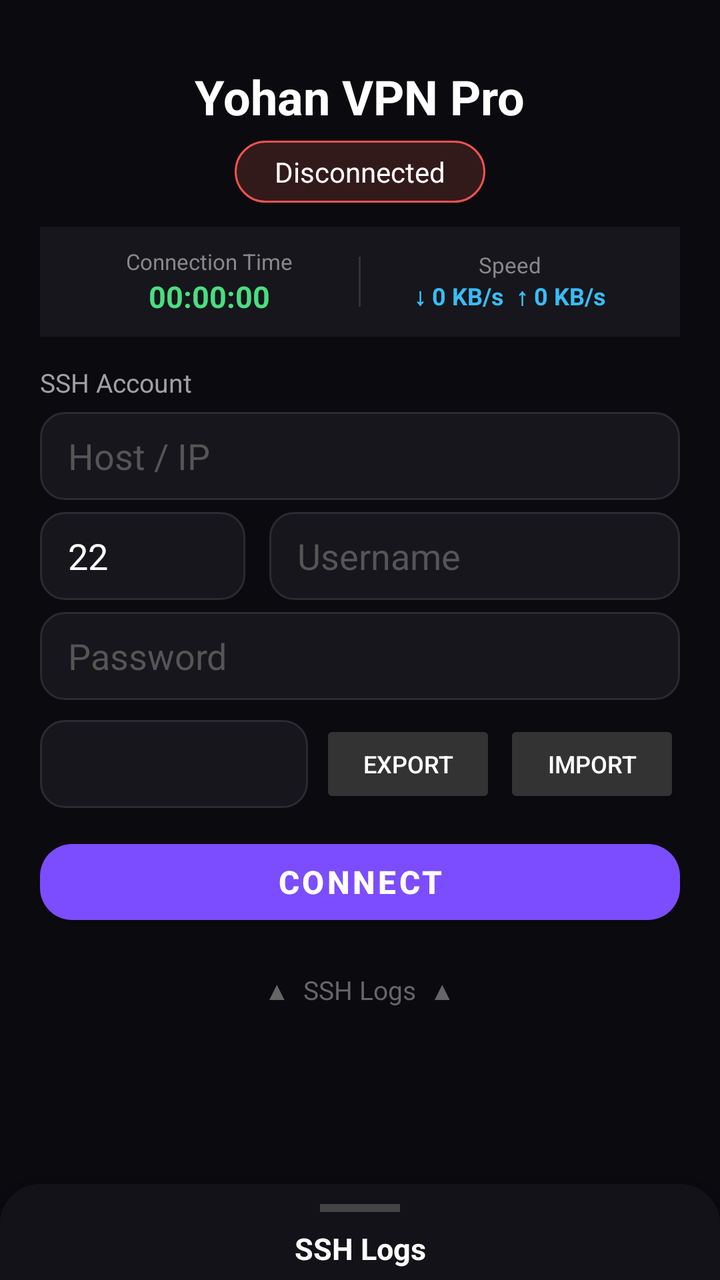
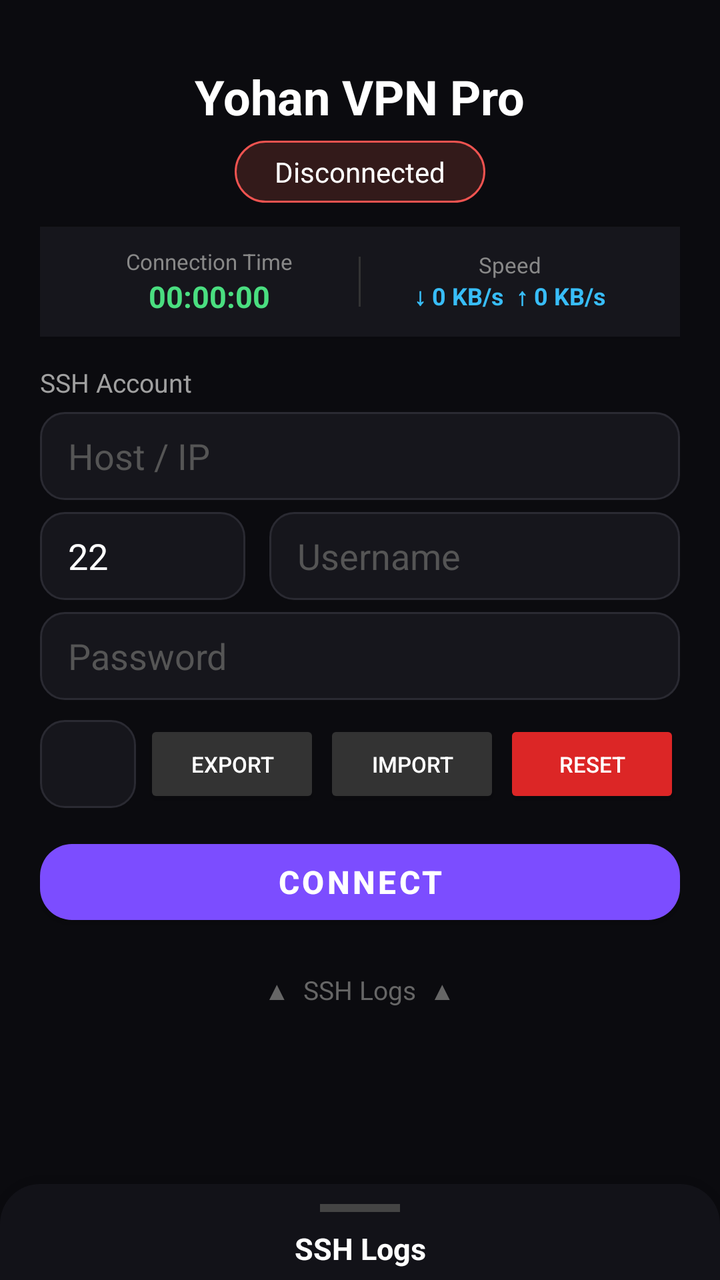

Before-and-after screenshots of an Android layout around one commit, followed by the original layout XML and the change that was made.
<!-- AndroidManifest.xml: application theme Theme.HHHHVPN -->
<!-- res/layout/activity_main.xml -->
<?xml version="1.0" encoding="utf-8"?>
<androidx.coordinatorlayout.widget.CoordinatorLayout
    xmlns:android="http://schemas.android.com/apk/res/android"
    xmlns:app="http://schemas.android.com/apk/res-auto"
    android:layout_width="match_parent"
    android:layout_height="match_parent"
    android:background="#0B0B0F">

    
    <LinearLayout
        android:layout_width="match_parent"
        android:layout_height="match_parent"
        android:orientation="vertical"
        android:padding="20dp"
        android:gravity="center_horizontal">

        
        <TextView
            android:layout_width="wrap_content"
            android:layout_height="wrap_content"
            android:text="Yohan VPN Pro"
            android:textColor="#FFFFFF"
            android:textSize="24sp"
            android:textStyle="bold"
            android:layout_marginTop="12dp"
            android:layout_marginBottom="6dp" />

        
        <TextView
            android:id="@+id/tvStatus"
            android:layout_width="wrap_content"
            android:layout_height="wrap_content"
            android:text="Disconnected"
            android:textColor="#FFFFFF"
            android:textSize="14sp"
            android:background="@drawable/status_pill_disconnected"
            android:paddingHorizontal="20dp"
            android:paddingVertical="6dp"
            android:layout_marginBottom="12dp" />

        
        <LinearLayout
            android:layout_width="match_parent"
            android:layout_height="wrap_content"
            android:orientation="horizontal"
            android:background="#16161C"
            android:padding="10dp"
            android:layout_marginBottom="14dp"
            android:gravity="center"
            android:elevation="2dp">

            <LinearLayout
                android:layout_width="0dp"
                android:layout_weight="1"
                android:layout_height="wrap_content"
                android:orientation="vertical"
                android:gravity="center">
                <TextView
                    android:text="Connection Time"
                    android:textColor="#888888"
                    android:textSize="11sp"
                    android:layout_width="wrap_content"
                    android:layout_height="wrap_content"/>
                <TextView
                    android:id="@+id/tvTimer"
                    android:text="00:00:00"
                    android:textColor="#4ADE80"
                    android:textSize="15sp"
                    android:textStyle="bold"
                    android:layout_width="wrap_content"
                    android:layout_height="wrap_content"/>
            </LinearLayout>

            <View
                android:layout_width="1dp"
                android:layout_height="25dp"
                android:background="#333333"/>

            <LinearLayout
                android:layout_width="0dp"
                android:layout_weight="1"
                android:layout_height="wrap_content"
                android:orientation="vertical"
                android:gravity="center">
                <TextView
                    android:text="Speed"
                    android:textColor="#888888"
                    android:textSize="11sp"
                    android:layout_width="wrap_content"
                    android:layout_height="wrap_content"/>
                <TextView
                    android:id="@+id/tvSpeed"
                    android:text="↓ 0 KB/s  ↑ 0 KB/s"
                    android:textColor="#38BDF8"
                    android:textSize="12sp"
                    android:textStyle="bold"
                    android:layout_width="wrap_content"
                    android:layout_height="wrap_content"/>
            </LinearLayout>
        </LinearLayout>

        
        <TextView
            android:layout_width="match_parent"
            android:layout_height="wrap_content"
            android:text="SSH Account"
            android:textColor="#A0A0A0"
            android:textSize="13sp"
            android:layout_marginBottom="6dp" />

        <EditText
            android:id="@+id/etHost"
            android:layout_width="match_parent"
            android:layout_height="44dp"
            android:hint="Host / IP"
            android:inputType="text"
            android:textColor="#FFFFFF"
            android:textColorHint="#555555"
            android:background="@drawable/edit_bg"
            android:paddingHorizontal="14dp"
            android:layout_marginBottom="6dp"
            android:singleLine="true" />

        <LinearLayout
            android:layout_width="match_parent"
            android:layout_height="wrap_content"
            android:orientation="horizontal"
            android:layout_marginBottom="6dp">

            <EditText
                android:id="@+id/etPort"
                android:layout_width="0dp"
                android:layout_height="44dp"
                android:layout_weight="1"
                android:hint="Port"
                android:inputType="number"
                android:textColor="#FFFFFF"
                android:textColorHint="#555555"
                android:background="@drawable/edit_bg"
                android:paddingHorizontal="14dp"
                android:layout_marginEnd="6dp"
                android:singleLine="true"
                android:text="22" />

            <EditText
                android:id="@+id/etUser"
                android:layout_width="0dp"
                android:layout_height="44dp"
                android:layout_weight="2"
                android:hint="Username"
                android:inputType="text"
                android:textColor="#FFFFFF"
                android:textColorHint="#555555"
                android:background="@drawable/edit_bg"
                android:paddingHorizontal="14dp"
                android:layout_marginStart="6dp"
                android:singleLine="true" />
        </LinearLayout>

        <EditText
            android:id="@+id/etPass"
            android:layout_width="match_parent"
            android:layout_height="44dp"
            android:hint="Password"
            android:inputType="textPassword"
            android:textColor="#FFFFFF"
            android:textColorHint="#555555"
            android:background="@drawable/edit_bg"
            android:paddingHorizontal="14dp"
            android:layout_marginBottom="10dp"
            android:singleLine="true" />

        
        <LinearLayout
            android:layout_width="match_parent"
            android:layout_height="wrap_content"
            android:orientation="horizontal"
            android:layout_marginBottom="12dp">

            <Spinner
                android:id="@+id/spPreset"
                android:layout_width="0dp"
                android:layout_weight="1"
                android:layout_height="44dp"
                android:background="@drawable/edit_bg"
                android:popupBackground="#1C1C22"
                android:layout_marginEnd="6dp" />

            <Button
                android:id="@+id/btnExport"
                android:layout_width="wrap_content"
                android:layout_height="44dp"
                android:text="Export"
                android:textColor="#FFFFFF"
                android:textSize="12sp"
                android:backgroundTint="#333333"
                android:layout_marginEnd="4dp" />

            <Button
                android:id="@+id/btnImport"
                android:layout_width="wrap_content"
                android:layout_height="44dp"
                android:text="Import"
                android:textColor="#FFFFFF"
                android:textSize="12sp"
                android:backgroundTint="#333333" />
        </LinearLayout>

        
        <com.google.android.material.button.MaterialButton
            android:id="@+id/btnToggle"
            android:layout_width="match_parent"
            android:layout_height="50dp"
            android:text="CONNECT"
            android:textSize="16sp"
            android:textStyle="bold"
            android:textColor="#FFFFFF"
            app:backgroundTint="#7C4DFF"
            app:cornerRadius="16dp"
            android:layout_marginBottom="14dp" />

        
        <TextView
            android:id="@+id/tvLogsHint"
            android:layout_width="wrap_content"
            android:layout_height="wrap_content"
            android:text="▲  SSH Logs  ▲"
            android:textColor="#666666"
            android:textSize="13sp"
            android:padding="6dp" />

    </LinearLayout>

    
    <LinearLayout
        android:id="@+id/logsPanel"
        android:layout_width="match_parent"
        android:layout_height="320dp"
        android:orientation="vertical"
        android:background="@drawable/logs_panel_bg"
        android:elevation="16dp"
        app:layout_behavior="com.google.android.material.bottomsheet.BottomSheetBehavior"
        app:behavior_peekHeight="48dp"
        app:behavior_hideable="false">

        
        <View
            android:layout_width="40dp"
            android:layout_height="4dp"
            android:background="#444444"
            android:layout_gravity="center_horizontal"
            android:layout_marginTop="10dp"
            android:layout_marginBottom="8dp" />

        <TextView
            android:layout_width="match_parent"
            android:layout_height="wrap_content"
            android:text="SSH Logs"
            android:textColor="#FFFFFF"
            android:textStyle="bold"
            android:textSize="15sp"
            android:gravity="center"
            android:paddingBottom="8dp" />

        <TextView
            android:id="@+id/tvLogs"
            android:layout_width="match_parent"
            android:layout_height="0dp"
            android:layout_weight="1"
            android:background="#00000000"
            android:textColor="#B0BEC5"
            android:textSize="12sp"
            android:padding="12dp"
            android:scrollbars="vertical"
            android:fontFamily="monospace"
            android:lineSpacingExtra="2dp" />

        <Button
            android:id="@+id/btnClearLog"
            android:layout_width="match_parent"
            android:layout_height="40dp"
            android:text="Clear Logs"
            android:textColor="#AAAAAA"
            android:backgroundTint="#1A1A1A"
            android:layout_margin="8dp" />
    </LinearLayout>

</androidx.coordinatorlayout.widget.CoordinatorLayout>
<!-- resources referenced by this layout -->
<resources>
  <!-- drawable edit_bg (drawable) -->
  <?xml version="1.0" encoding="utf-8"?>
  <shape xmlns:android="http://schemas.android.com/apk/res/android"
      android:shape="rectangle">
      <solid android:color="#16161C" />
      <corners android:radius="12dp" />
      <stroke android:width="1dp" android:color="#2A2A32" />
  </shape>
  <!-- drawable logs_panel_bg (drawable) -->
  <?xml version="1.0" encoding="utf-8"?>
  <shape xmlns:android="http://schemas.android.com/apk/res/android"
      android:shape="rectangle">
      <solid android:color="#121218" />
      <corners android:topLeftRadius="20dp" android:topRightRadius="20dp" />
  </shape>
  <!-- drawable status_pill_disconnected (drawable) -->
  <?xml version="1.0" encoding="utf-8"?>
  <shape xmlns:android="http://schemas.android.com/apk/res/android"
      android:shape="rectangle">
      <solid android:color="#331A1A" />
      <corners android:radius="20dp" />
      <stroke android:width="1dp" android:color="#EF5350" />
  </shape>
  <style name="Theme.HHHHVPN" parent="Theme.MaterialComponents.DayNight.NoActionBar">
          <item name="colorPrimary">#1B5E20</item>
          <item name="colorPrimaryVariant">#0D3B12</item>
          <item name="colorOnPrimary">#FFFFFF</item>
          <item name="colorSecondary">#90CAF9</item>
          <item name="android:statusBarColor">#000000</item>
          <item name="android:navigationBarColor">#000000</item>
          <item name="android:windowBackground">#0D0D0D</item>
      </style>
</resources>

<!-- the commit's change to res/layout/activity_main.xml (unified diff, before → after) -->
@@ -184,7 +184,7 @@
                 android:layout_height="44dp"
                 android:background="@drawable/edit_bg"
                 android:popupBackground="#1C1C22"
-                android:layout_marginEnd="6dp" />
+                android:layout_marginEnd="4dp" />
 
             <Button
                 android:id="@+id/btnExport"
@@ -192,9 +192,9 @@
                 android:layout_height="44dp"
                 android:text="Export"
                 android:textColor="#FFFFFF"
-                android:textSize="12sp"
+                android:textSize="11sp"
                 android:backgroundTint="#333333"
-                android:layout_marginEnd="4dp" />
+                android:layout_marginEnd="2dp" />
 
             <Button
                 android:id="@+id/btnImport"
@@ -202,8 +202,18 @@
                 android:layout_height="44dp"
                 android:text="Import"
                 android:textColor="#FFFFFF"
-                android:textSize="12sp"
-                android:backgroundTint="#333333" />
+                android:textSize="11sp"
+                android:backgroundTint="#333333"
+                android:layout_marginEnd="2dp" />
+
+            <Button
+                android:id="@+id/btnReset"
+                android:layout_width="wrap_content"
+                android:layout_height="44dp"
+                android:text="Reset"
+                android:textColor="#FFFFFF"
+                android:textSize="11sp"
+                android:backgroundTint="#DC2626" />
         </LinearLayout>
 
         
